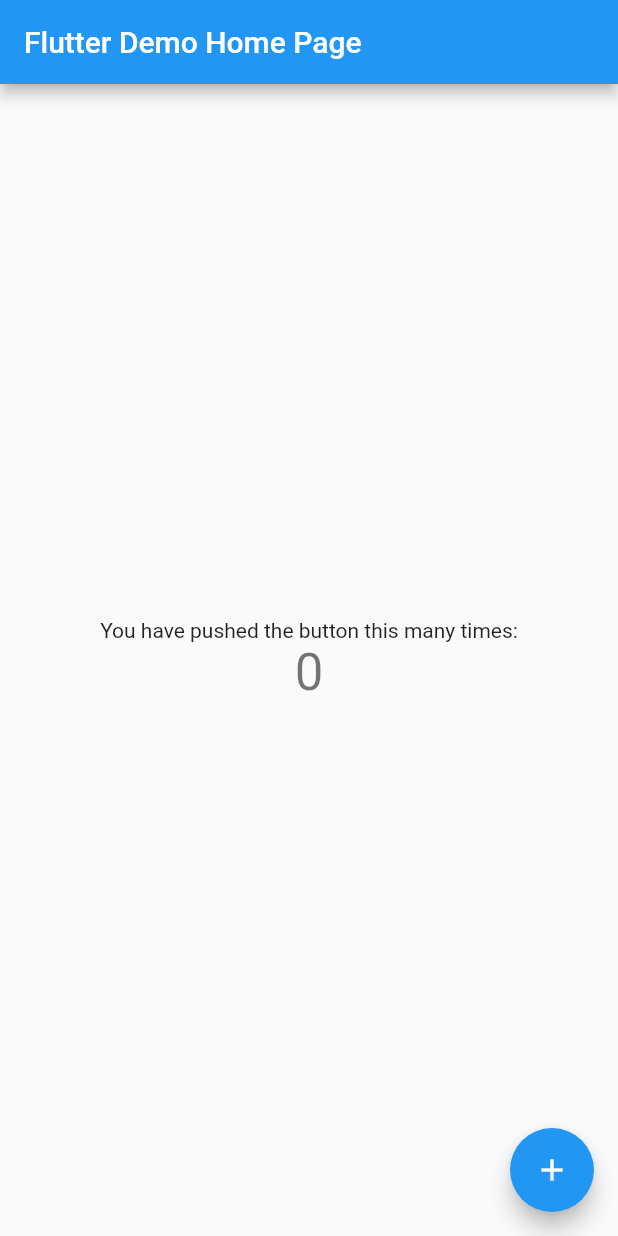
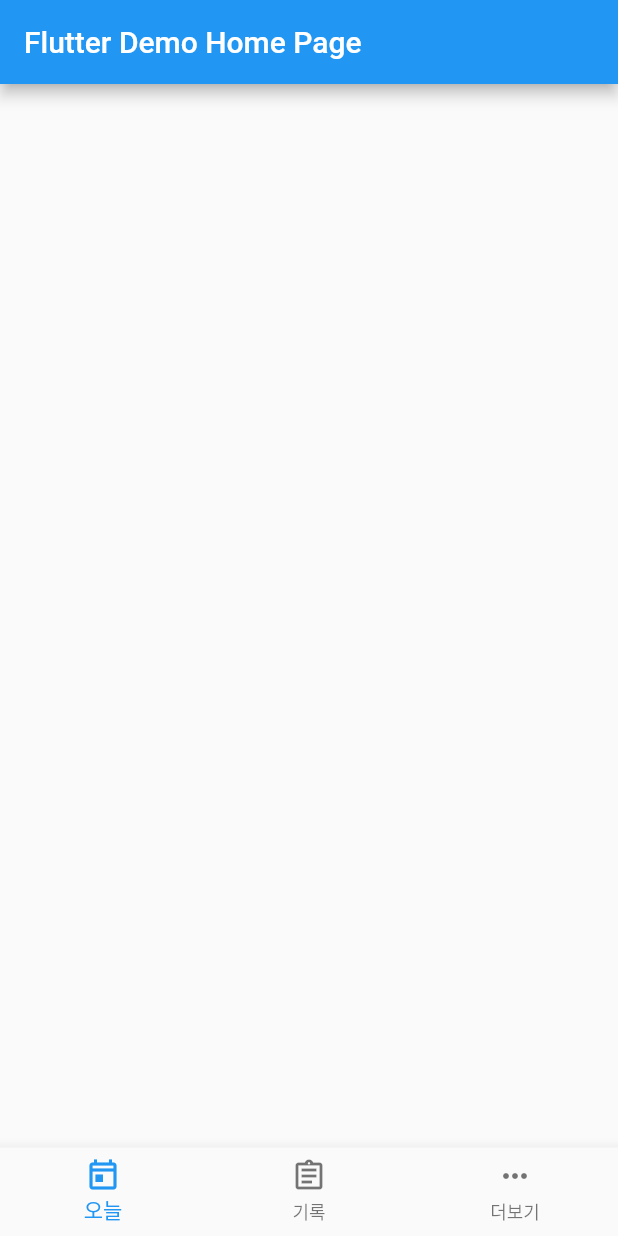
Before and after one commit to sehn-one/flutter_todo, a Flutter app: the screen it shows after launch, on a phone screen of 412 x 824 dp. Run offline on Flutter 3.47's test engine with Material 2 defaults, Android fonts, the phone set to English and light mode, and no system bars.

Commit message:
BottomNavigationItem 추가

```diff
--- a/lib/main.dart
+++ b/lib/main.dart
@@ -7,21 +7,11 @@ void main() {
 class MyApp extends StatelessWidget {
   const MyApp({Key? key}) : super(key: key);
 
-  // This widget is the root of your application.
   @override
   Widget build(BuildContext context) {
     return MaterialApp(
       title: 'Flutter Demo',
       theme: ThemeData(
-        // This is the theme of your application.
-        //
-        // Try running your application with "flutter run". You'll see the
-        // application has a blue toolbar. Then, without quitting the app, try
-        // changing the primarySwatch below to Colors.green and then invoke
-        // "hot reload" (press "r" in the console where you ran "flutter run",
-        // or simply save your changes to "hot reload" in a Flutter IDE).
-        // Notice that the counter didn't reset back to zero; the application
-        // is not restarted.
         primarySwatch: Colors.blue,
       ),
       home: const MyHomePage(title: 'Flutter Demo Home Page'),
@@ -32,15 +22,6 @@ class MyApp extends StatelessWidget {
 class MyHomePage extends StatefulWidget {
   const MyHomePage({Key? key, required this.title}) : super(key: key);
 
-  // This widget is the home page of your application. It is stateful, meaning
-  // that it has a State object (defined below) that contains fields that affect
-  // how it looks.
-
-  // This class is the configuration for the state. It holds the values (in this
-  // case the title) provided by the parent (in this case the App widget) and
-  // used by the build method of the State. Fields in a Widget subclass are
-  // always marked "final".
-
   final String title;
 
   @override
@@ -48,68 +29,21 @@ class MyHomePage extends StatefulWidget {
 }
 
 class _MyHomePageState extends State<MyHomePage> {
-  int _counter = 0;
-
-  void _incrementCounter() {
-    setState(() {
-      // This call to setState tells the Flutter framework that something has
-      // changed in this State, which causes it to rerun the build method below
-      // so that the display can reflect the updated values. If we changed
-      // _counter without calling setState(), then the build method would not be
-      // called again, and so nothing would appear to happen.
-      _counter++;
-    });
-  }
-
   @override
   Widget build(BuildContext context) {
-    // This method is rerun every time setState is called, for instance as done
-    // by the _incrementCounter method above.
-    //
-    // The Flutter framework has been optimized to make rerunning build methods
-    // fast, so that you can just rebuild anything that needs updating rather
-    // than having to individually change instances of widgets.
     return Scaffold(
       appBar: AppBar(
-        // Here we take the value from the MyHomePage object that was created by
-        // the App.build method, and use it to set our appbar title.
         title: Text(widget.title),
       ),
-      body: Center(
-        // Center is a layout widget. It takes a single child and positions it
-        // in the middle of the parent.
-        child: Column(
-          // Column is also a layout widget. It takes a list of children and
-          // arranges them vertically. By default, it sizes itself to fit its
-          // children horizontally, and tries to be as tall as its parent.
-          //
-          // Invoke "debug painting" (press "p" in the console, choose the
-          // "Toggle Debug Paint" action from the Flutter Inspector in Android
-          // Studio, or the "Toggle Debug Paint" command in Visual Studio Code)
-          // to see the wireframe for each widget.
-          //
-          // Column has various properties to control how it sizes itself and
-          // how it positions its children. Here we use mainAxisAlignment to
-          // center the children vertically; the main axis here is the vertical
-          // axis because Columns are vertical (the cross axis would be
-          // horizontal).
-          mainAxisAlignment: MainAxisAlignment.center,
-          children: <Widget>[
-            const Text(
-              'You have pushed the button this many times:',
-            ),
-            Text(
-              '$_counter',
-              style: Theme.of(context).textTheme.headline4,
-            ),
-          ],
-        ),
+      body: Column(
+        children: const [],
       ),
-      floatingActionButton: FloatingActionButton(
-        onPressed: _incrementCounter,
-        tooltip: 'Increment',
-        child: const Icon(Icons.add),
-      ), // This trailing comma makes auto-formatting nicer for build methods.
+      bottomNavigationBar: BottomNavigationBar(items: const [
+        BottomNavigationBarItem(icon: Icon(Icons.today_outlined), label: "오늘"),
+        BottomNavigationBarItem(
+            icon: Icon(Icons.assignment_outlined), label: "기록"),
+        BottomNavigationBarItem(icon: Icon(Icons.more_horiz), label: "더보기"),
+      ]), // This trailing comma makes auto-formatting nicer for build methods.
     );
   }
 }
```
